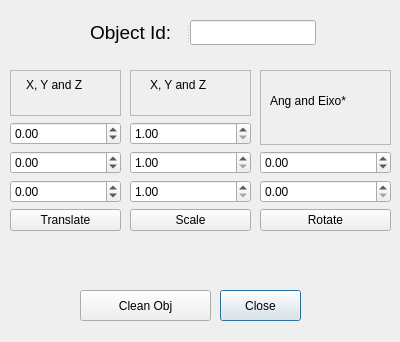
Before: the Qt Designer form transformobj.ui in Alexandrecajamos/lizardModeling, drawn with Qt 5.
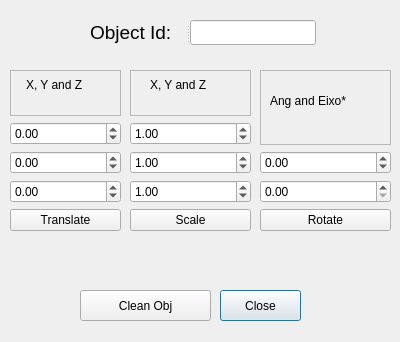
After: the same form once the commit is applied.

The edit to the form file:
```diff
--- a/transformobj.ui
+++ b/transformobj.ui
@@ -143,7 +143,7 @@
     <item>
      <widget class="QDoubleSpinBox" name="eX">
       <property name="minimum">
-       <double>1.000000000000000</double>
+       <double>-9999.989999999999782</double>
       </property>
       <property name="maximum">
        <double>9999.989999999999782</double>
@@ -159,7 +159,7 @@
     <item>
      <widget class="QDoubleSpinBox" name="eY">
       <property name="minimum">
-       <double>1.000000000000000</double>
+       <double>-9999.989999999999782</double>
       </property>
       <property name="maximum">
        <double>9999.989999999999782</double>
@@ -172,7 +172,7 @@
     <item>
      <widget class="QDoubleSpinBox" name="eZ">
       <property name="minimum">
-       <double>1.000000000000000</double>
+       <double>-9999.989999999999782</double>
       </property>
       <property name="maximum">
        <double>9999.989999999999782</double>
```
